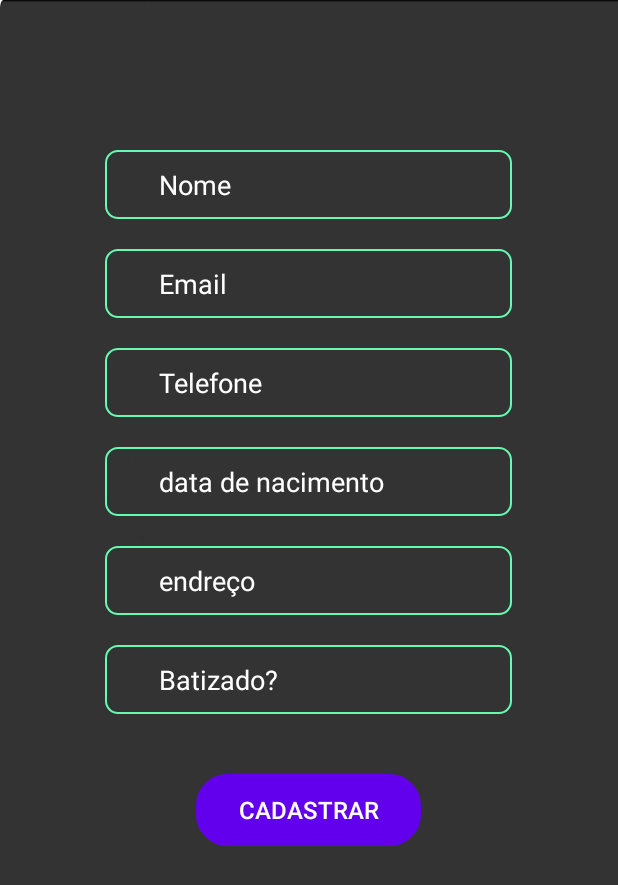
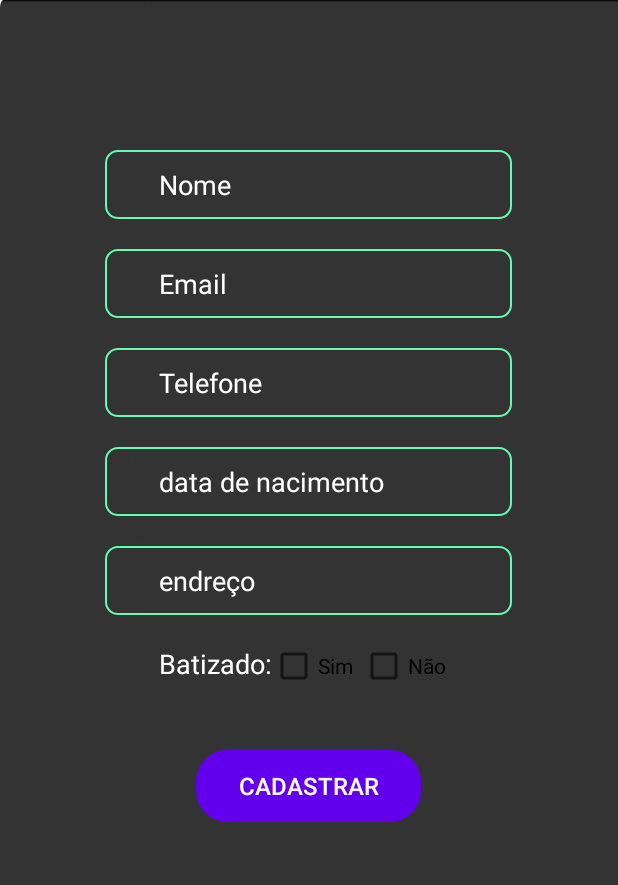
Before and after one commit to gabrielsaimo/GerenciadorDeMembros, an Android app: the Cadastro screen opened directly, with no data from a screen before it, on a phone screen of 412 x 824 dp. Shown: the top 885 px of the screen. Run offline under Robolectric (Android 15) with nearby library versions, the phone set to English and light mode, and no system bars.

Commit message:
bugs fix!!!

```diff
--- a/app/src/main/java/com/example/videira_em_celula/MenbrosDAO.java
+++ b/app/src/main/java/com/example/videira_em_celula/Banco_de_dados/MenbrosDAO.java
@@ -1,9 +1,13 @@
-package com.example.videira_em_celula;
+package com.example.videira_em_celula.Banco_de_dados;
 
 import android.content.ContentValues;
 import android.content.Context;
 import android.database.Cursor;
 import android.database.sqlite.SQLiteDatabase;
+
+import com.example.videira_em_celula.Banco_de_dados.conecxao;
+import com.example.videira_em_celula.Membro;
+
 import java.util.ArrayList;
 import java.util.List;
 
--- a/app/src/main/java/com/example/videira_em_celula/conecxao.java
+++ b/app/src/main/java/com/example/videira_em_celula/Banco_de_dados/conecxao.java
@@ -1,4 +1,4 @@
-package com.example.videira_em_celula;
+package com.example.videira_em_celula.Banco_de_dados;
 
 import android.content.Context;
 import android.database.sqlite.SQLiteDatabase;
--- a/app/src/main/java/com/example/videira_em_celula/Cadastro.java
+++ b/app/src/main/java/com/example/videira_em_celula/Cadastro.java
@@ -1,20 +1,21 @@
 package com.example.videira_em_celula;
 
 import androidx.appcompat.app.AppCompatActivity;
-
-import android.app.Activity;
 import android.content.Intent;
 import android.os.Bundle;
-import android.text.TextUtils;
 import android.view.Gravity;
 import android.view.View;
 import android.widget.Button;
+import android.widget.CheckBox;
 import android.widget.EditText;
 import android.widget.Toast;
+
+import com.example.videira_em_celula.Banco_de_dados.MenbrosDAO;
 
 public class Cadastro extends AppCompatActivity {
 
     private EditText nome,telefone,idade,endereco,email,batizado;
+    private CheckBox checkBoxSim,checkBoxNao;
     private MenbrosDAO dao;
     private Membro membros = null;
     private Button btCadastrar;
@@ -25,6 +26,8 @@ public class Cadastro extends AppCompatActivity {
         setContentView(R.layout.activity_cadastro);
         inicializarComponentes();
         nome = findViewById(R.id.editNome);
+        checkBoxSim = findViewById(R.id.checkBoxSim);
+        checkBoxNao = findViewById(R.id.checkBoxNao);
         telefone = findViewById(R.id.editTelefone);
         endereco = findViewById(R.id.editEndereco);
         idade = findViewById(R.id.editIdade);
@@ -42,8 +45,20 @@ public class Cadastro extends AppCompatActivity {
             batizado.setText(membros.getBatizado());
         }
     }
+
+    public void checkbox(){
+        String Texto = "";
+        if(checkBoxSim.isChecked()){
+            Texto = "SIM";
+        }if(checkBoxNao.isChecked()){
+            Texto = "Não";
+        }
+        batizado.setText(Texto);
+    }
+
     public void Cadastrar(View view){
         if(membros == null){
+            checkbox();
         membros = new Membro();
         membros.setNome(nome.getText().toString().trim());
         membros.setTelefone(telefone.getText().toString().trim());
--- a/app/src/main/java/com/example/videira_em_celula/ListaMenbros.java
+++ b/app/src/main/java/com/example/videira_em_celula/ListaMenbros.java
@@ -13,6 +13,9 @@ import android.view.View;
 import android.widget.AdapterView;
 import android.widget.ListView;
 import android.widget.SearchView;
+
+import com.example.videira_em_celula.Banco_de_dados.MenbrosDAO;
+
 import java.util.ArrayList;
 import java.util.List;
 
--- a/app/src/main/res/layout/activity_cadastro.xml
+++ b/app/src/main/res/layout/activity_cadastro.xml
@@ -84,9 +84,9 @@
         android:textColorHint="#FFFFFF" />
     <EditText
         android:id="@+id/editBatizado"
-        android:layout_width="271dp"
-        android:layout_height="46dp"
-        android:layout_gravity="center"
+        android:layout_width="0dp"
+        android:layout_height="0dp"
+        android:layout_gravity="end"
         android:hint="Batizado?"
         android:drawableStart="@drawable/usar"
         android:layout_marginTop="20dp"
@@ -94,6 +94,33 @@
         android:textColor="#FFFFFF"
         android:background="@drawable/texts"
         android:textColorHint="#FFFFFF" />
+
+        <TextView
+            android:id="@+id/edit"
+            android:layout_width="271dp"
+            android:layout_height="46dp"
+            android:layout_gravity="center"
+            android:layout_marginTop="0dp"
+            android:drawableStart="@drawable/usar"
+            android:inputType="textPersonName"
+            android:text="Batizado:"
+            android:textColor="#FFFFFF"
+            android:textColorHint="#FFFFFF"
+            android:textSize="18sp" />
+        <CheckBox
+            android:id="@+id/checkBoxSim"
+            android:layout_width="wrap_content"
+            android:layout_height="wrap_content"
+            android:layout_marginStart="180dp"
+            android:layout_marginTop="-48dp"
+            android:text="Sim" />
+        <CheckBox
+            android:id="@+id/checkBoxNao"
+            android:layout_width="wrap_content"
+            android:layout_height="wrap_content"
+            android:layout_marginStart="240dp"
+            android:layout_marginTop="-32dp"
+            android:text="Não" />
 
     <Button
         android:id="@+id/btCadastrar"
@@ -118,4 +145,5 @@
         app:layout_constraintVertical_bias="0.25" />
     </LinearLayout>
 
+
 </FrameLayout >
```
